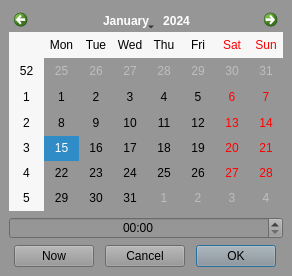
Qt form widget/editor/qwmdatetimeeditor.ui (alleindrach/QWellMan) before a commit.
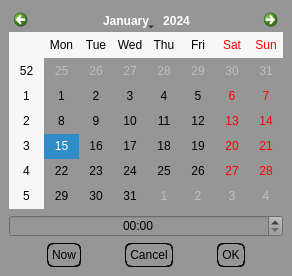
The same form after that commit.

Patch:
```diff
--- a/widget/editor/qwmdatetimeeditor.ui
+++ b/widget/editor/qwmdatetimeeditor.ui
@@ -75,7 +75,8 @@
            </sizepolicy>
           </property>
           <property name="styleSheet">
-           <string notr="true">color:black;</string>
+           <string notr="true">color:black;
+border:1px  groove  black;border-radius:6px;padding:4px 4px;</string>
           </property>
           <property name="text">
            <string>Now</string>
@@ -100,7 +101,8 @@
            </sizepolicy>
           </property>
           <property name="styleSheet">
-           <string notr="true">color:black;</string>
+           <string notr="true">color:black;
+border:1px  groove  black;border-radius:6px;padding:4px 4px;</string>
           </property>
           <property name="text">
            <string>Cancel</string>
@@ -125,7 +127,8 @@
            </sizepolicy>
           </property>
           <property name="styleSheet">
-           <string notr="true">color:black;</string>
+           <string notr="true">color:black;
+border:1px  groove  black;border-radius:6px;padding:4px 4px;</string>
           </property>
           <property name="text">
            <string>OK</string>
```
